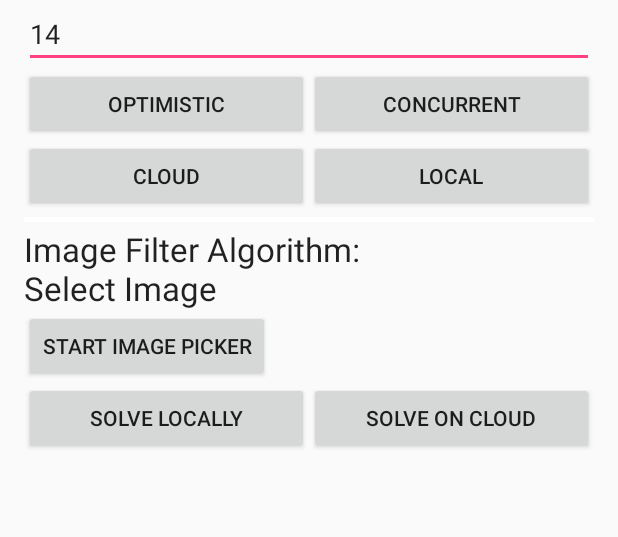
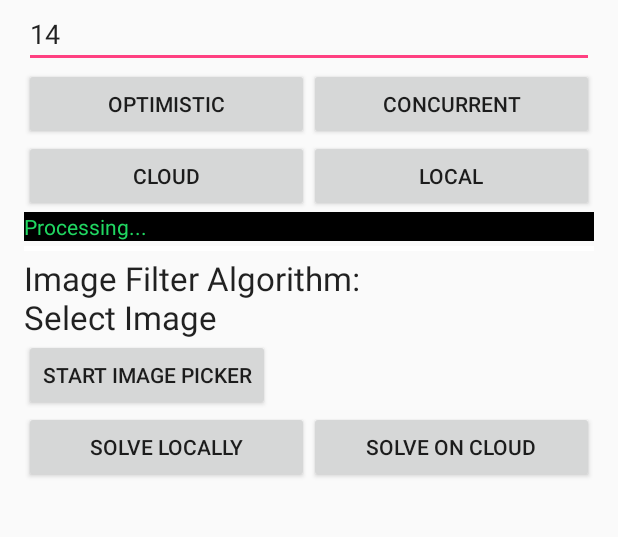
Before and after one commit to quelves/phd-iic3380-mcc-t2, an Android app: the screen it shows after launch (MainActivity), after a tap on "OPTIMISTIC", on a phone screen of 412 x 824 dp, the part 107-644 px from its top. Run offline under Robolectric (Android 15) with nearby library versions, the phone set to English and light mode, and no system bars; libraries missing offline, so code that uses them is left out: edu.puc.astral; 3 statements that could not run were skipped.

Commit message:
Ajustes para x86

```diff
--- a/MCC-T2/app/build.gradle
+++ b/MCC-T2/app/build.gradle
@@ -16,6 +16,11 @@ android {
         release {
             minifyEnabled false
             proguardFiles getDefaultProguardFile('proguard-android.txt'), 'proguard-rules.pro'
+        }
+        applicationVariants.all { variant ->
+            variant.outputs.each { output ->
+                output.outputFile = file("$project.buildDir/apk/fibonnaci.apk")
+            }
         }
     }
     packagingOptions {
--- a/MCC-T2/app/src/main/java/t2/mcc/iic3380/puc/edu/mcc_t2/FibonacciActivity.java
+++ b/MCC-T2/app/src/main/java/t2/mcc/iic3380/puc/edu/mcc_t2/FibonacciActivity.java
@@ -9,6 +9,7 @@ import android.os.Bundle;
 import android.util.Log;
 import android.view.View;
 import android.widget.EditText;
+import android.widget.TextView;
 import android.widget.Toast;
 
 import java.util.HashMap;
@@ -25,6 +26,7 @@ public class FibonacciActivity extends AppCompatActivity {
     private long startTime;
     private Handler handler = new Handler();
     private Map<String, ResultHandler> handlers;
+    private TextView tvTime;
 
     private CloudResultReceiver receiver = new CloudResultReceiver() {
         @Override
@@ -46,6 +48,8 @@ public class FibonacciActivity extends AppCompatActivity {
         setContentView(R.layout.activity_fibonacci);
         nEditText = (EditText)findViewById(R.id.n_edit_text);
         handlers = new HashMap<>();
+
+        tvTime = (TextView)findViewById(R.id.tvTime);
 
         final ActionBar actionBar = getSupportActionBar();
         actionBar.setDisplayHomeAsUpEnabled(true);
@@ -69,6 +73,7 @@ public class FibonacciActivity extends AppCompatActivity {
     public void doSomething(View view) {
         Params bundle = new Params();
         int n = Integer.parseInt(nEditText.getText().toString());
+        tvTime.setText("Processing para " + n);
         bundle.putInt(FibonacciRunnable.KEY_N, n);
         startTime = System.currentTimeMillis();
 
@@ -83,6 +88,7 @@ public class FibonacciActivity extends AppCompatActivity {
                 long duration = System.currentTimeMillis() - startTime;
                 int execDuration = result.getInt(FibonacciRunnable.RESULT_DURATION);
                 String log = "Total time: " + duration + " - Exec time: " + execDuration;
+                tvTime.setText(log);
                 Log.i(LOG_TAG, log);
                 Toast.makeText(FibonacciActivity.this, log, Toast.LENGTH_LONG).show();
             }
--- a/MCC-T2/app/src/main/java/t2/mcc/iic3380/puc/edu/mcc_t2/MainApplication.java
+++ b/MCC-T2/app/src/main/java/t2/mcc/iic3380/puc/edu/mcc_t2/MainApplication.java
@@ -12,7 +12,7 @@ import edu.puc.astral.CloudManager;
  */
 
 public class MainApplication extends MultiDexApplication {
-    private static final String HOST_IP = "http://35.163.228.128";
+    private static final String HOST_IP = "35.163.228.128";
     private static final String SENDER_ID = "460750150714";
 
     @Override
--- a/nqueens/app/src/main/java/t2/mcc/iic3380/puc/edu/nqueens/algorithm/MainActivity.java
+++ b/nqueens/app/src/main/java/t2/mcc/iic3380/puc/edu/nqueens/algorithm/MainActivity.java
@@ -15,6 +15,7 @@ import android.view.View.OnClickListener;
 import android.widget.Button;
 import android.widget.EditText;
 import android.widget.ImageView;
+import android.widget.TextView;
 import android.widget.Toast;
 
 import java.io.File;
@@ -49,6 +50,7 @@ public class MainActivity extends Activity {
 
     private int mCounter = 0;
     private volatile int mBarrier = 0;
+    private TextView tvTime;
 
     /*
     private BroadcastReceiver mBroadcastReceiver = new BroadcastReceiver() {
@@ -91,15 +93,19 @@ public class MainActivity extends Activity {
 
         final EditText editQueens = (EditText) findViewById(R.id.edit_queens);
 
+        tvTime = (TextView)findViewById(R.id.tvTime);
+
         Button btnSolveLocally = (Button) findViewById(R.id.btn_solve_local);
         btnSolveLocally.setOnClickListener(new OnClickListener() {
             @Override
             public void onClick(View v) {
                 try {
+                    tvTime.setText("Processing...");
                     int queens = Integer.parseInt(editQueens.getText().toString());
                     computeNQueens(queens, CloudOperation.CONTEXT_LOCAL, CloudOperation.STRATEGY_DEFAULT);
                 } catch (NumberFormatException e) {
                     Toast.makeText(MainActivity.this, "Invalid input", Toast.LENGTH_LONG).show();
+                    tvTime.setText("Invalid input");
                 }
             }
         });
@@ -109,10 +115,12 @@ public class MainActivity extends Activity {
             @Override
             public void onClick(View v) {
                 try {
+                    tvTime.setText("Processing...");
                     int queens = Integer.parseInt(editQueens.getText().toString());
                     computeNQueens(queens, CloudOperation.CONTEXT_CLOUD, CloudOperation.STRATEGY_DEFAULT);
                 } catch (NumberFormatException e) {
                     Toast.makeText(MainActivity.this, "Invalid input", Toast.LENGTH_LONG).show();
+                    tvTime.setText("Invalid input");
                 }
             }
         });
@@ -122,10 +130,12 @@ public class MainActivity extends Activity {
             @Override
             public void onClick(View v) {
                 try {
+                    tvTime.setText("Processing...");
                     int queens = Integer.parseInt(editQueens.getText().toString());
                     computeNQueens(queens, CloudOperation.CONTEXT_DEFAULT, CloudOperation.STRATEGY_DEFAULT);
                 } catch (NumberFormatException e) {
                     Toast.makeText(MainActivity.this, "Invalid input", Toast.LENGTH_LONG).show();
+                    tvTime.setText("Invalid input");
                 }
             }
         });
@@ -135,10 +145,12 @@ public class MainActivity extends Activity {
             @Override
             public void onClick(View v) {
                 try {
+                    tvTime.setText("Processing...");
                     int queens = Integer.parseInt(editQueens.getText().toString());
                     computeNQueens(queens, CloudOperation.CONTEXT_DEFAULT, CloudOperation.STRATEGY_CONCURRENT);
                 } catch (NumberFormatException e) {
                     Toast.makeText(MainActivity.this, "Invalid input", Toast.LENGTH_LONG).show();
+                    tvTime.setText("Invalid input");
                 }
             }
         });
@@ -243,6 +255,7 @@ public class MainActivity extends Activity {
                 String log = "Total time: " + duration + " - Exec time: " + execDuration;
                 Log.i(TAG, log);
                 Toast.makeText(MainActivity.this, log, Toast.LENGTH_LONG).show();
+                tvTime.setText(log);
 
             }
         });
--- a/nqueens/app/src/main/res/layout/activity_main.xml
+++ b/nqueens/app/src/main/res/layout/activity_main.xml
@@ -60,8 +60,17 @@
             android:layout_weight="1"
             android:text="Local"
             android:id="@+id/btn_solve_local" />
+
+
     </LinearLayout>
-
+    <TextView
+        android:id="@+id/tvTime"
+        android:layout_width="match_parent"
+        android:layout_height="wrap_content"
+        android:text="Time:"
+        android:background="#000000"
+        android:textColor="#20d761"
+        />
     <View
         android:layout_width="match_parent"
         android:layout_height="3dp"
```
Also changed, not shown: MCC-T2/app/src/main/res/layout/activity_fibonacci.xml (+8 -0 lines), 2 other files.
